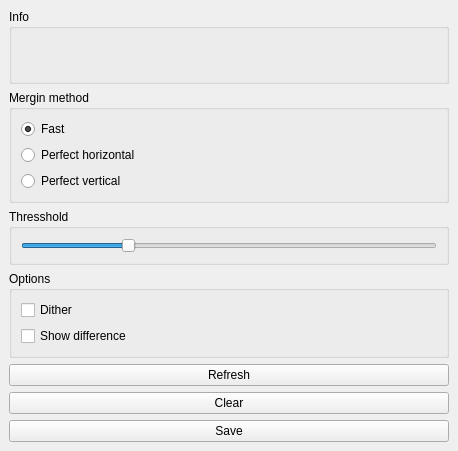
The window that src/mainwindow.ui (spillerrec/Overmix) describes before a commit, drawn with Qt 5.
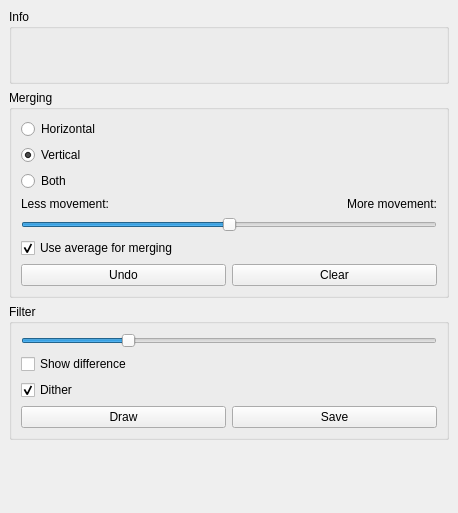
The same window after the commit.

Commit message: ADD: more controls in the GUI FIX: size_cache not reset on clear() FIX: invalid next_frame connect in imageViewer, and removed unused timer

Patch:
```diff
--- a/src/mainwindow.ui
+++ b/src/mainwindow.ui
@@ -7,7 +7,7 @@
     <x>0</x>
     <y>0</y>
     <width>458</width>
-    <height>417</height>
+    <height>513</height>
    </rect>
   </property>
   <property name="windowTitle">
@@ -38,43 +38,111 @@
       <item>
        <widget class="QGroupBox" name="groupBox">
         <property name="title">
-         <string>Mergin method</string>
+         <string>Merging</string>
         </property>
         <layout class="QVBoxLayout" name="verticalLayout_2">
-         <item>
-          <widget class="QRadioButton" name="merge_fast">
-           <property name="text">
-            <string>Fast</string>
-           </property>
-           <property name="checkable">
-            <bool>true</bool>
-           </property>
-           <property name="checked">
-            <bool>true</bool>
-           </property>
-          </widget>
-         </item>
          <item>
           <widget class="QRadioButton" name="merge_h">
            <property name="text">
-            <string>Perfect horizontal</string>
+            <string>Horizontal</string>
            </property>
           </widget>
          </item>
          <item>
           <widget class="QRadioButton" name="merge_v">
            <property name="text">
-            <string>Perfect vertical</string>
+            <string>Vertical</string>
            </property>
+           <property name="checked">
+            <bool>true</bool>
+           </property>
           </widget>
          </item>
+         <item>
+          <widget class="QRadioButton" name="merge_both">
+           <property name="text">
+            <string>Both</string>
+           </property>
+          </widget>
+         </item>
+         <item>
+          <layout class="QHBoxLayout" name="horizontalLayout_3">
+           <item>
+            <widget class="QLabel" name="label_2">
+             <property name="text">
+              <string>Less movement:</string>
+             </property>
+            </widget>
+           </item>
+           <item>
+            <widget class="QLabel" name="label">
+             <property name="text">
+              <string>More movement:</string>
+             </property>
+             <property name="alignment">
+              <set>Qt::AlignRight|Qt::AlignTrailing|Qt::AlignVCenter</set>
+             </property>
+            </widget>
+           </item>
+          </layout>
+         </item>
+         <item>
+          <widget class="QSlider" name="sld_movement">
+           <property name="sizePolicy">
+            <sizepolicy hsizetype="Preferred" vsizetype="Fixed">
+             <horstretch>0</horstretch>
+             <verstretch>0</verstretch>
+            </sizepolicy>
+           </property>
+           <property name="maximum">
+            <number>100</number>
+           </property>
+           <property name="singleStep">
+            <number>5</number>
+           </property>
+           <property name="value">
+            <number>50</number>
+           </property>
+           <property name="orientation">
+            <enum>Qt::Horizontal</enum>
+           </property>
+          </widget>
+         </item>
+         <item>
+          <widget class="QCheckBox" name="cbx_average">
+           <property name="text">
+            <string>Use average for merging</string>
+           </property>
+           <property name="checked">
+            <bool>true</bool>
+           </property>
+          </widget>
+         </item>
+         <item>
+          <layout class="QHBoxLayout" name="horizontalLayout_2">
+           <item>
+            <widget class="QPushButton" name="btn_undo">
+             <property name="text">
+              <string>Undo</string>
+             </property>
+            </widget>
+           </item>
+           <item>
+            <widget class="QPushButton" name="btn_clear">
+             <property name="text">
+              <string>Clear</string>
+             </property>
+            </widget>
+           </item>
+          </layout>
+         </item>
         </layout>
        </widget>
       </item>
       <item>
        <widget class="QGroupBox" name="groupBox_3">
         <property name="title">
-         <string>Thresshold</string>
+         <string>Filter</string>
         </property>
         <layout class="QVBoxLayout" name="verticalLayout_3">
          <item>
@@ -99,22 +167,6 @@
            </property>
           </widget>
          </item>
-        </layout>
-       </widget>
-      </item>
-      <item>
-       <widget class="QGroupBox" name="groupBox_4">
-        <property name="title">
-         <string>Options</string>
-        </property>
-        <layout class="QVBoxLayout" name="verticalLayout_4">
-         <item>
-          <widget class="QCheckBox" name="cbx_dither">
-           <property name="text">
-            <string>Dither</string>
-           </property>
-          </widget>
-         </item>
          <item>
           <widget class="QCheckBox" name="cbx_diff">
            <property name="text">
@@ -122,6 +174,34 @@
            </property>
           </widget>
          </item>
+         <item>
+          <widget class="QCheckBox" name="cbx_dither">
+           <property name="text">
+            <string>Dither</string>
+           </property>
+           <property name="checked">
+            <bool>true</bool>
+           </property>
+          </widget>
+         </item>
+         <item>
+          <layout class="QHBoxLayout" name="horizontalLayout">
+           <item>
+            <widget class="QPushButton" name="btn_refresh">
+             <property name="text">
+              <string>Draw</string>
+             </property>
+            </widget>
+           </item>
+           <item>
+            <widget class="QPushButton" name="btn_save">
+             <property name="text">
+              <string>Save</string>
+             </property>
+            </widget>
+           </item>
+          </layout>
+         </item>
         </layout>
        </widget>
       </item>
@@ -138,27 +218,6 @@
         </property>
        </spacer>
       </item>
-      <item>
-       <widget class="QPushButton" name="btn_refresh">
-        <property name="text">
-         <string>Refresh</string>
-        </property>
-       </widget>
-      </item>
-      <item>
-       <widget class="QPushButton" name="btn_clear">
-        <property name="text">
-         <string>Clear</string>
-        </property>
-       </widget>
-      </item>
-      <item>
-       <widget class="QPushButton" name="btn_save">
-        <property name="text">
-         <string>Save</string>
-        </property>
-       </widget>
-      </item>
      </layout>
     </item>
    </layout>
```
The commit also changes 6 other files.
